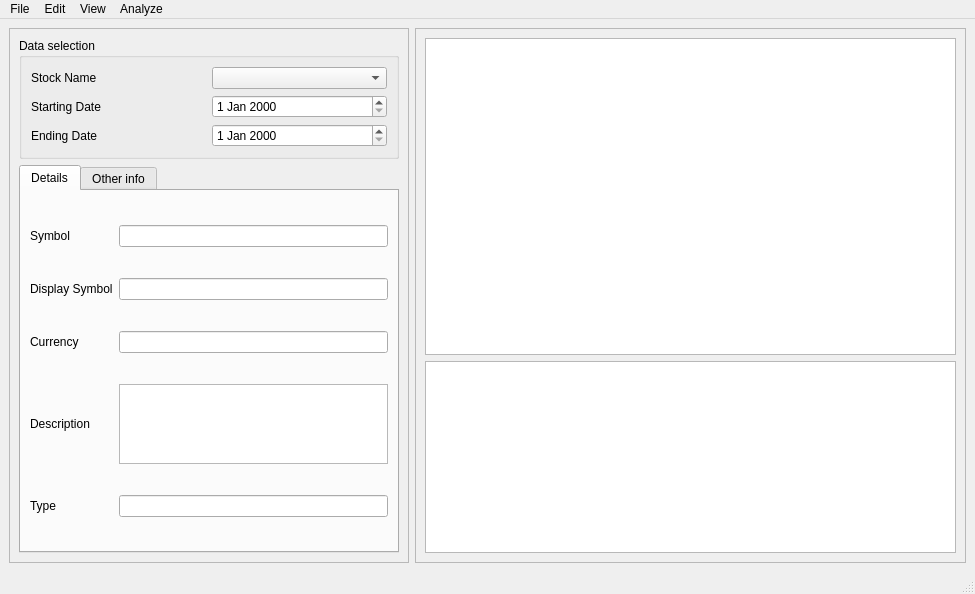
Old version of the form mainwindow.ui in the repository IgnacioOchoa/stocks_visual.
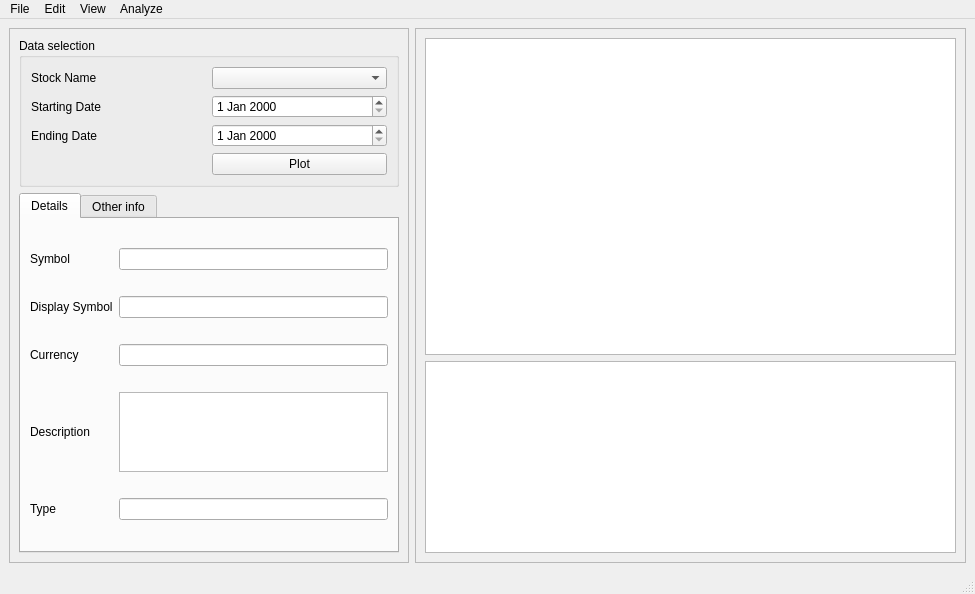
New version of the form.

Patch:
```diff
--- a/mainwindow.ui
+++ b/mainwindow.ui
@@ -103,6 +103,13 @@
           <item row="1" column="1">
            <widget class="QDateEdit" name="cb_initial_date"/>
           </item>
+          <item row="3" column="1">
+           <widget class="QPushButton" name="PB_plot">
+            <property name="text">
+             <string>Plot</string>
+            </property>
+           </widget>
+          </item>
          </layout>
         </widget>
        </item>
```
